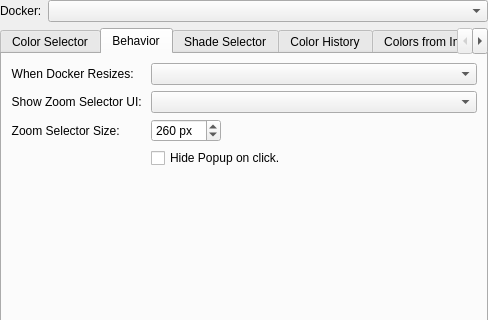
Above: plugins/dockers/advancedcolorselector/wdg_color_selector_settings.ui from KDE/krita before the change; both pictures show x 0 to 488 and y 0 to 320 of the 488 by 580 pixel window. Below: the same form after it.
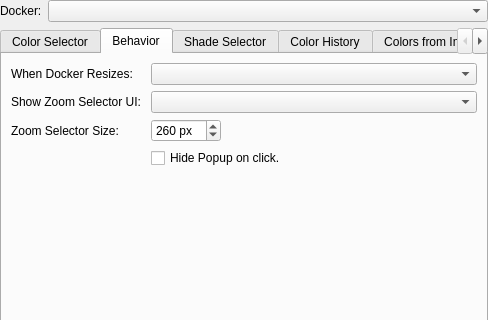
That is the form after the change. The open tabs and pages were chosen to show the change. Custom widgets are drawn as their Qt base class.

Commit message:
Color Selector Settings: port the Behavior tab to form layout
Part-of: <https://invent.kde.org/graphics/krita/-/merge_requests/1744>

Patch:
```diff
--- a/plugins/dockers/advancedcolorselector/wdg_color_selector_settings.ui
+++ b/plugins/dockers/advancedcolorselector/wdg_color_selector_settings.ui
@@ -359,9 +359,6 @@
          <property name="text">
           <string>When Docker Resizes: </string>
          </property>
-         <property name="alignment">
-          <set>Qt::AlignRight|Qt::AlignTrailing|Qt::AlignVCenter</set>
-         </property>
         </widget>
        </item>
        <item row="0" column="1">
@@ -382,9 +379,6 @@
          <property name="text">
           <string>Show Zoom Selector UI: </string>
          </property>
-         <property name="alignment">
-          <set>Qt::AlignRight|Qt::AlignTrailing|Qt::AlignVCenter</set>
-         </property>
         </widget>
        </item>
        <item row="1" column="1">
@@ -395,9 +389,6 @@
          <property name="text">
           <string>Zoom Selector Size: </string>
          </property>
-         <property name="alignment">
-          <set>Qt::AlignRight|Qt::AlignTrailing|Qt::AlignVCenter</set>
-         </property>
         </widget>
        </item>
        <item row="2" column="1">
@@ -437,15 +428,6 @@
          <property name="orientation">
           <enum>Qt::Vertical</enum>
          </property>
-         <property name="sizeType">
-          <enum>QSizePolicy::MinimumExpanding</enum>
-         </property>
-         <property name="sizeHint" stdset="0">
-          <size>
-           <width>20</width>
-           <height>40</height>
-          </size>
-         </property>
         </spacer>
        </item>
       </layout>
```
